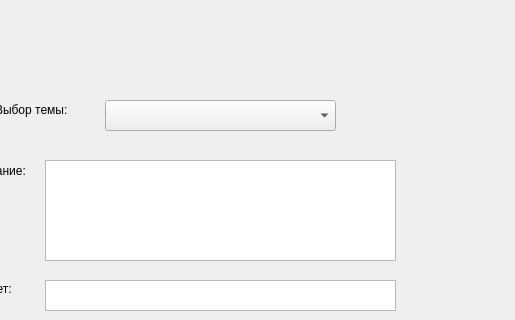
The window that addtaskwindow.ui (icspero/3-semester-CourseWork_Client) describes before a commit, drawn with Qt 5; both pictures show x 125 to 640 and y 0 to 320 of the 640 by 508 pixel window.
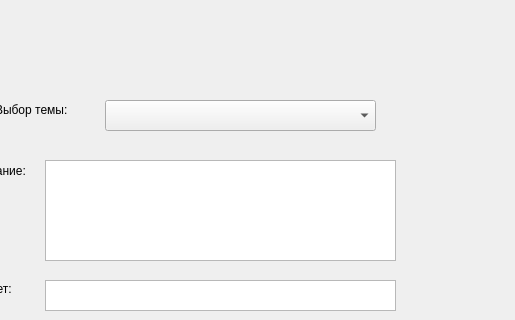
The same window after the commit.

Patch:
```diff
--- a/addtaskwindow.ui
+++ b/addtaskwindow.ui
@@ -77,7 +77,7 @@
     <rect>
      <x>230</x>
      <y>100</y>
-     <width>231</width>
+     <width>271</width>
      <height>31</height>
     </rect>
    </property>
```
